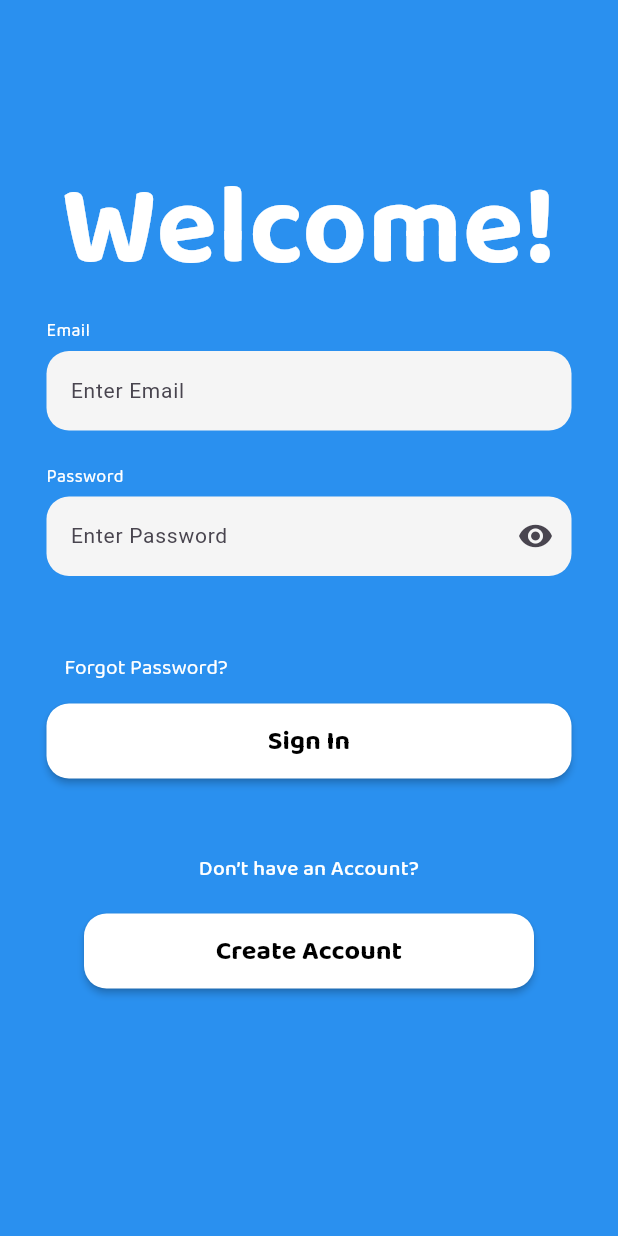
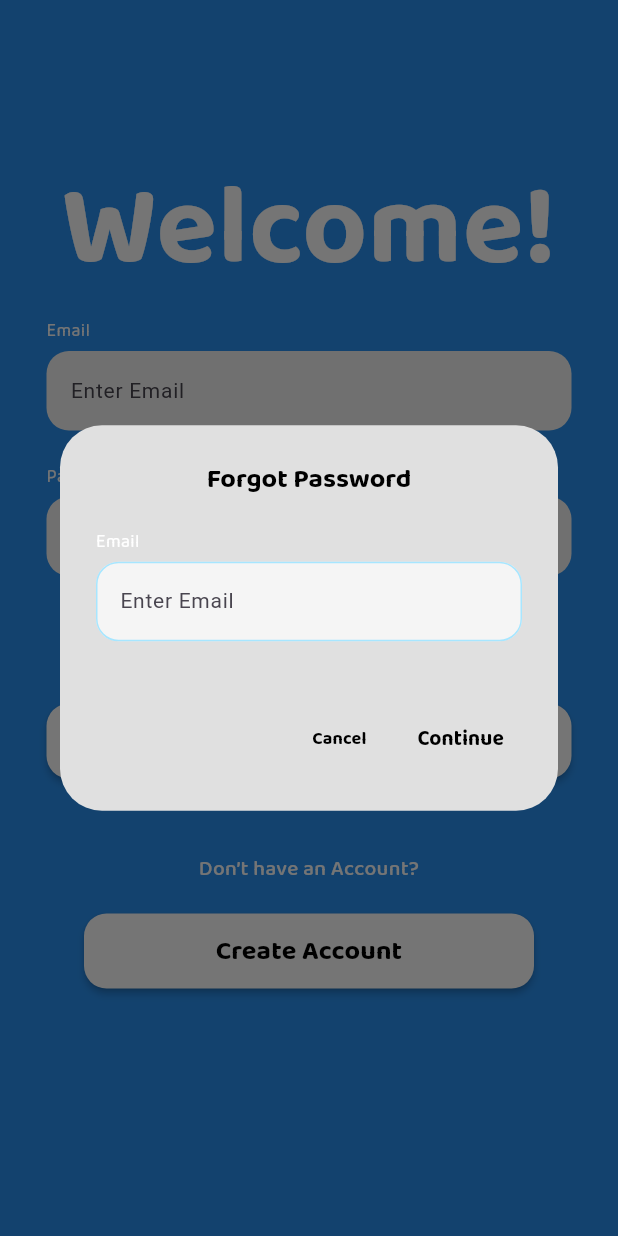
Before and after one commit to lansoyyy/aquaventures, a Flutter app: the LoginScreen screen opened directly, after a tap on "Forgot Password?", on a phone screen of 412 x 824 dp. Run offline on Flutter 3.47's test engine with Material 3 defaults, Android fonts, the phone set to English and light mode, and no system bars; our stand-ins replace cloud_firestore, curved_navigation_bar, firebase_auth, firebase_core, fluttertoast; accounts and stored records are empty; Roboto replaces fonts that are missing (QRegular).

Commit message:
added auth func

```diff
--- a/lib/screens/auth/login_screen.dart
+++ b/lib/screens/auth/login_screen.dart
@@ -4,6 +4,8 @@ import 'package:aquaventures/utils/colors.dart';
 import 'package:aquaventures/widgets/button_widget.dart';
 import 'package:aquaventures/widgets/text_widget.dart';
 import 'package:aquaventures/widgets/textfield_widget.dart';
+import 'package:aquaventures/widgets/toast_widget.dart';
+import 'package:firebase_auth/firebase_auth.dart';
 import 'package:flutter/material.dart';
 
 class LoginScreen extends StatefulWidget {
@@ -51,7 +53,9 @@ class _LoginScreenState extends State<LoginScreen> {
               crossAxisAlignment: CrossAxisAlignment.start,
               children: [
                 TextButton(
-                  onPressed: () {},
+                  onPressed: () {
+                    forgotPassword();
+                  },
                   child: TextWidget(
                     text: 'Forgot Password?',
                     fontSize: 14,
@@ -63,8 +67,7 @@ class _LoginScreenState extends State<LoginScreen> {
                   color: Colors.white,
                   label: 'Sign In',
                   onPressed: () {
-                    Navigator.of(context).pushReplacement(MaterialPageRoute(
-                        builder: (context) => const HomeScreen()));
+                    login(context);
                   },
                 ),
               ],
@@ -95,4 +98,135 @@ class _LoginScreenState extends State<LoginScreen> {
       ),
     );
   }
+
+  forgotPassword() {
+    showDialog(
+      context: context,
+      builder: ((context) {
+        final formKey = GlobalKey<FormState>();
+        final TextEditingController emailController = TextEditingController();
+
+        return AlertDialog(
+          backgroundColor: Colors.grey[300],
+          title: TextWidget(
+            text: 'Forgot Password',
+            fontSize: 18,
+            color: Colors.black,
+            fontFamily: 'Bold',
+          ),
+          content: Form(
+            key: formKey,
+            child: Column(
+              mainAxisSize: MainAxisSize.min,
+              children: [
+                TextFieldWidget(
+                  width: 300,
+                  hint: 'Email',
+                  textCapitalization: TextCapitalization.none,
+                  inputType: TextInputType.emailAddress,
+                  label: 'Email',
+                  borderColor: secondary,
+                  controller: emailController,
+                  validator: (value) {
+                    if (value == null || value.isEmpty) {
+                      return 'Please enter an email address';
+                    }
+                    final emailRegex =
+                        RegExp(r'^[\w-\.]+@([\w-]+\.)+[\w-]{2,4}$');
+                    if (!emailRegex.hasMatch(value)) {
+                      return 'Please enter a valid email address';
+                    }
+                    return null;
+                  },
+                ),
+              ],
+            ),
+          ),
+          actions: [
+            TextButton(
+              onPressed: (() {
+                Navigator.pop(context);
+              }),
+              child: TextWidget(
+                text: 'Cancel',
+                fontSize: 12,
+                color: Colors.black,
+                fontFamily: 'Bold',
+              ),
+            ),
+            TextButton(
+              onPressed: (() async {
+                if (formKey.currentState!.validate()) {
+                  try {
+                    Navigator.pop(context);
+                    await FirebaseAuth.instance
+                        .sendPasswordResetEmail(email: emailController.text);
+                    showToast(
+                        'Password reset link sent to ${emailController.text}');
+                  } catch (e) {
+                    String errorMessage = '';
+
+                    if (e is FirebaseException) {
+                      switch (e.code) {
+                        case 'invalid-email':
+                          errorMessage = 'The email address is invalid.';
+                          break;
+                        case 'user-not-found':
+                          errorMessage =
+                              'The user associated with the email address is not found.';
+                          break;
+                        default:
+                          errorMessage =
+                              'An error occurred while resetting the password.';
+                      }
+                    } else {
+                      errorMessage =
+                          'An error occurred while resetting the password.';
+                    }
+
+                    showToast(errorMessage);
+                    Navigator.pop(context);
+                  }
+                }
+              }),
+              child: TextWidget(
+                text: 'Continue',
+                fontSize: 14,
+                color: Colors.black,
+                fontFamily: 'Bold',
+              ),
+            ),
+          ],
+        );
+      }),
+    );
+  }
+
+  login(context) async {
+    try {
+      final user = await FirebaseAuth.instance.signInWithEmailAndPassword(
+          email: email.text, password: password.text);
+
+      await FirebaseAuth.instance.signInWithEmailAndPassword(
+          email: email.text, password: password.text);
+
+      Navigator.of(context).pushReplacement(
+        MaterialPageRoute(builder: (context) => const HomeScreen()),
+      );
+    } on FirebaseAuthException catch (e) {
+      if (e.code == 'user-not-found') {
+        showToast("No user found with that email.");
+      } else if (e.code == 'wrong-password') {
+        showToast("Wrong password provided for that user.");
+      } else if (e.code == 'invalid-email') {
+        showToast("Invalid email provided.");
+      } else if (e.code == 'user-disabled') {
+        showToast("User account has been disabled.");
+      } else {
+        showToast("An error occurred: ${e.message}");
+      }
+    } on Exception catch (e) {
+      showToast("An error occurred: $e");
+    }
+  }
 }
--- a/lib/screens/auth/signup_screen.dart
+++ b/lib/screens/auth/signup_screen.dart
@@ -1,9 +1,12 @@
 import 'package:aquaventures/screens/auth/login_screen.dart';
 import 'package:aquaventures/screens/home_screen.dart';
+import 'package:aquaventures/services/add_user.dart';
 import 'package:aquaventures/utils/colors.dart';
 import 'package:aquaventures/widgets/button_widget.dart';
 import 'package:aquaventures/widgets/text_widget.dart';
 import 'package:aquaventures/widgets/textfield_widget.dart';
+import 'package:aquaventures/widgets/toast_widget.dart';
+import 'package:firebase_auth/firebase_auth.dart';
 import 'package:flutter/material.dart';
 
 class SignupScreen extends StatefulWidget {
@@ -86,8 +89,7 @@ class _SignupScreenState extends State<SignupScreen> {
                     color: Colors.white,
                     label: 'Sign Up',
                     onPressed: () {
-                      Navigator.of(context).pushReplacement(MaterialPageRoute(
-                          builder: (context) => const HomeScreen()));
+                      register(context);
                     },
                   ),
                 ],
@@ -121,4 +123,35 @@ class _SignupScreenState extends State<SignupScreen> {
       ),
     );
   }
+
+  register(context) async {
+    try {
+      await FirebaseAuth.instance.createUserWithEmailAndPassword(
+          email: email.text, password: password.text);
+
+      addUser(username.text, email.text, address.text);
+
+      // signup(nameController.text, numberController.text, addressController.text,
+      //     emailController.text);
+
+      Navigator.of(context).pushReplacement(
+        MaterialPageRoute(builder: (context) => const LoginScreen()),
+      );
+      showToast("Registered Successfully!");
+
+      Navigator.pop(context);
+    } on FirebaseAuthException catch (e) {
+      if (e.code == 'weak-password') {
+        showToast('The password provided is too weak.');
+      } else if (e.code == 'email-already-in-use') {
+        showToast('The account already exists for that email.');
+      } else if (e.code == 'invalid-email') {
+        showToast('The email address is not valid.');
+      } else {
+        showToast(e.toString());
+      }
+    } on Exception catch (e) {
+      showToast("An error occurred: $e");
+    }
+  }
 }
--- a/lib/utils/const.dart
+++ b/lib/utils/const.dart
@@ -1,3 +1,3 @@
-// import 'package:firebase_auth/firebase_auth.dart';
+import 'package:firebase_auth/firebase_auth.dart';
 
-// String userId = FirebaseAuth.instance.currentUser!.uid;
+String userId = FirebaseAuth.instance.currentUser!.uid;
```
Also changed, not shown: lib/services/add_user.dart (added, +20 -0 lines).
